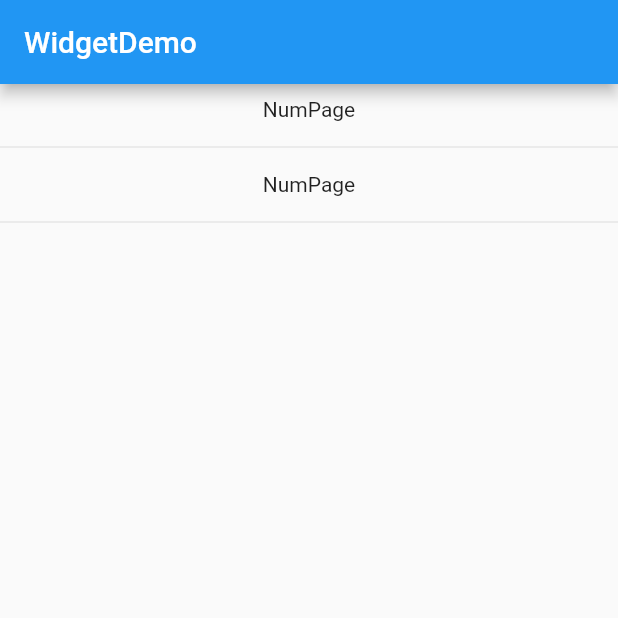
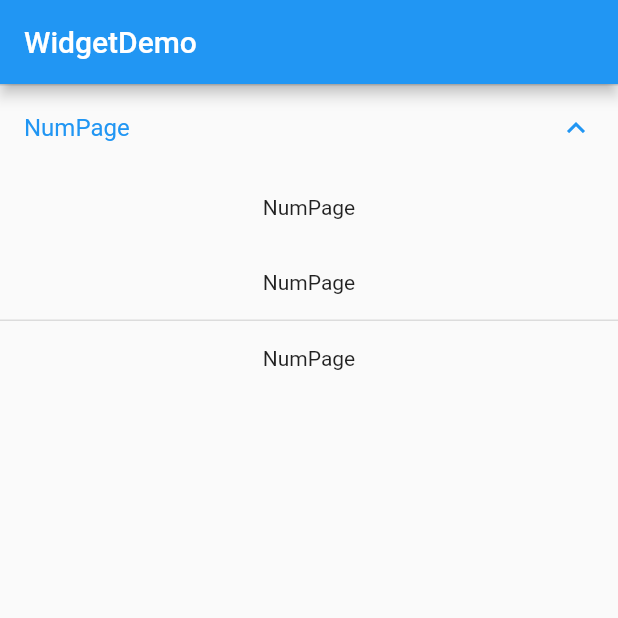
Before and after one commit to Super-Crab/FlutterLearn, a Flutter app: the WidgetDemo screen opened directly, after a tap on "NumPage", on a phone screen of 412 x 824 dp, the top half of it. Run offline on Flutter 3.47's test engine with Material 2 defaults, Android fonts, the phone set to English and light mode, and no system bars; missing offline and left inert: flutter_webview_plugin; network calls fail.

Commit message:
增加二级列表

```diff
--- a/lib/page/WidgetDemo.dart
+++ b/lib/page/WidgetDemo.dart
@@ -1,9 +1,7 @@
 import 'package:flutter/material.dart';
 
 import '../example/simple/Num.dart';
-
-import '../model/ListRouterBean.dart';
-
+import '../util/DimensUtils.dart' as DimensUtils;
 /**
  * Description:
  * Author:          peixuan.xie
@@ -14,13 +12,28 @@ class WidgetDemo extends StatefulWidget {
   WidgetDemoState createState() => new WidgetDemoState();
 }
 
+class ListRouterBean {
+  String name;
+  Widget widget;
+  List<ListRouterBean> children;
+
+  ListRouterBean(this.name, this.widget,
+      [this.children = const <ListRouterBean>[]]);
+}
+
+final List<ListRouterBean> listData = new List();
+
+
 class WidgetDemoState extends State<WidgetDemo> {
-  List<ListRouterBean> listData = new List();
 
   @override
   void initState() {
-    listData.add(new ListRouterBean(NumPage.sName, new NumPage()));
-    listData.add(new ListRouterBean(NumPage.sName, new NumPage()));
+    listData.clear();
+    listData.add(new ListRouterBean(NumPage.sName, new NumPage(), [
+      new ListRouterBean(NumPage.sName, new NumPage(), []),
+      new ListRouterBean(NumPage.sName, new NumPage(), [])
+    ]));
+    listData.add(new ListRouterBean(NumPage.sName, new NumPage(), []));
   }
 
   @override
@@ -32,7 +45,7 @@ class WidgetDemoState extends State<WidgetDemo> {
       body: new Stack(
         children: <Widget>[
           ListView.builder(
-            itemBuilder: (context, i) => buildItem(i),
+            itemBuilder: (context, i) => new ListRouterItem(context,listData[i]),
             itemCount: listData.length,
           ),
         ],
@@ -40,11 +53,22 @@ class WidgetDemoState extends State<WidgetDemo> {
     );
   }
 
-  buildItem(int i) {
-    return GestureDetector(
+}
+
+class ListRouterItem extends StatelessWidget {
+
+  final ListRouterBean _listRouterBean;
+
+  final BuildContext _buildContext;
+
+  const ListRouterItem(this._buildContext,this._listRouterBean);
+
+  Widget _buildTiles(ListRouterBean root) {
+    if (root.children.isEmpty)
+      return new GestureDetector(
         onTap: () {
-        Navigator.push(context, new MaterialPageRoute(builder: (context) {
-          return listData[i].widget;
+          Navigator.push(_buildContext, new MaterialPageRoute(builder: (_buildContext) {
+            return root.widget;
           }));
         },
         child: Container(
@@ -55,18 +79,28 @@ class WidgetDemoState extends State<WidgetDemo> {
                   mainAxisAlignment: MainAxisAlignment.center,
                   children: <Widget>[
                     new Text(
-                    listData[i].name,
+                      root.name,
                       textAlign: TextAlign.center,
                     ),
                   ],
                 ),
               ),
-            new Divider()
+//              new Divider()
             ],
           ),
           alignment: Alignment.center,
           height: 50,
         ),
       );
+
+    return new ExpansionTile(
+      title: new Text(root.name),
+      children: root.children.map(_buildTiles).toList(),
+    );
+  }
+
+  @override
+  Widget build(BuildContext context) {
+    return _buildTiles(_listRouterBean);
   }
 }
```
Lines whose indentation alone changed are shown as unchanged.
